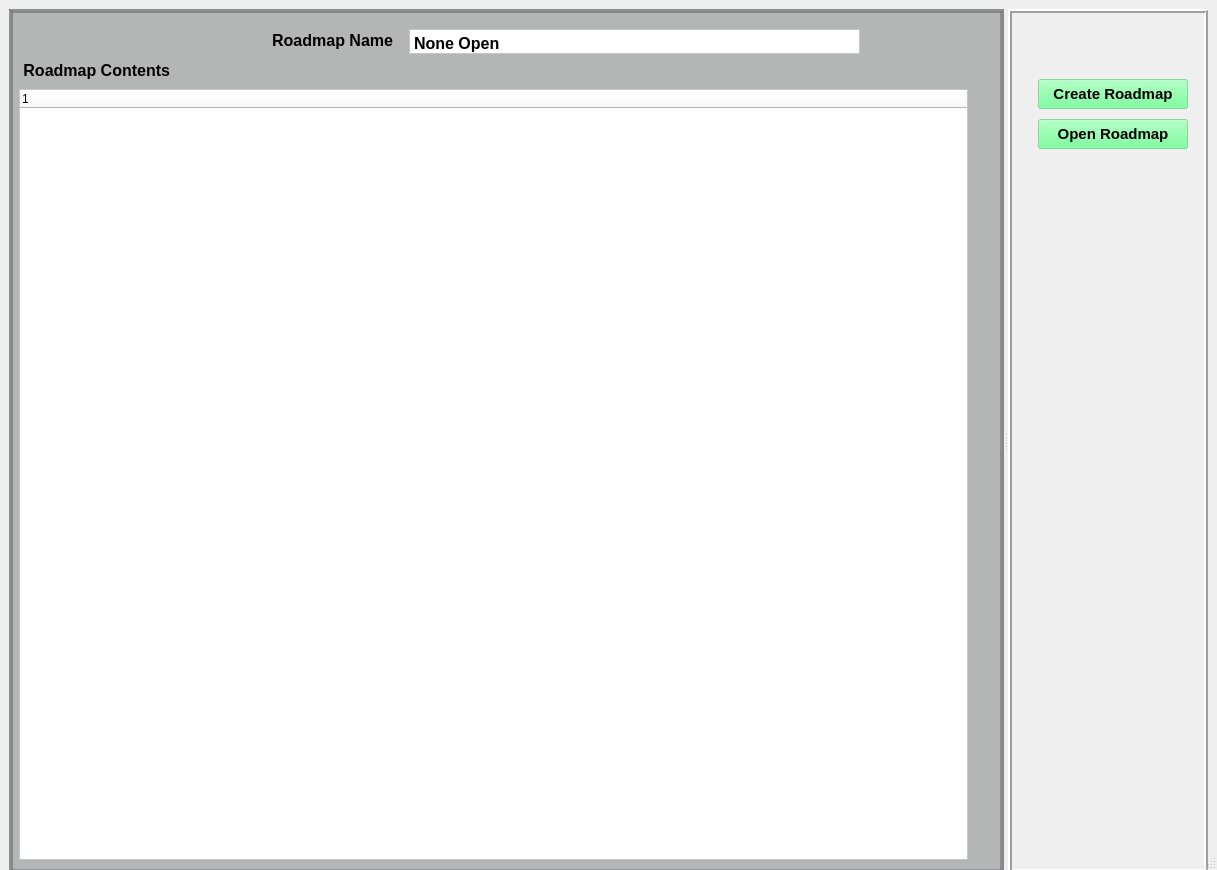
The window that gitmap/gui/main_window.ui (ajr32/GitMap) describes before a commit, drawn with Qt 5.
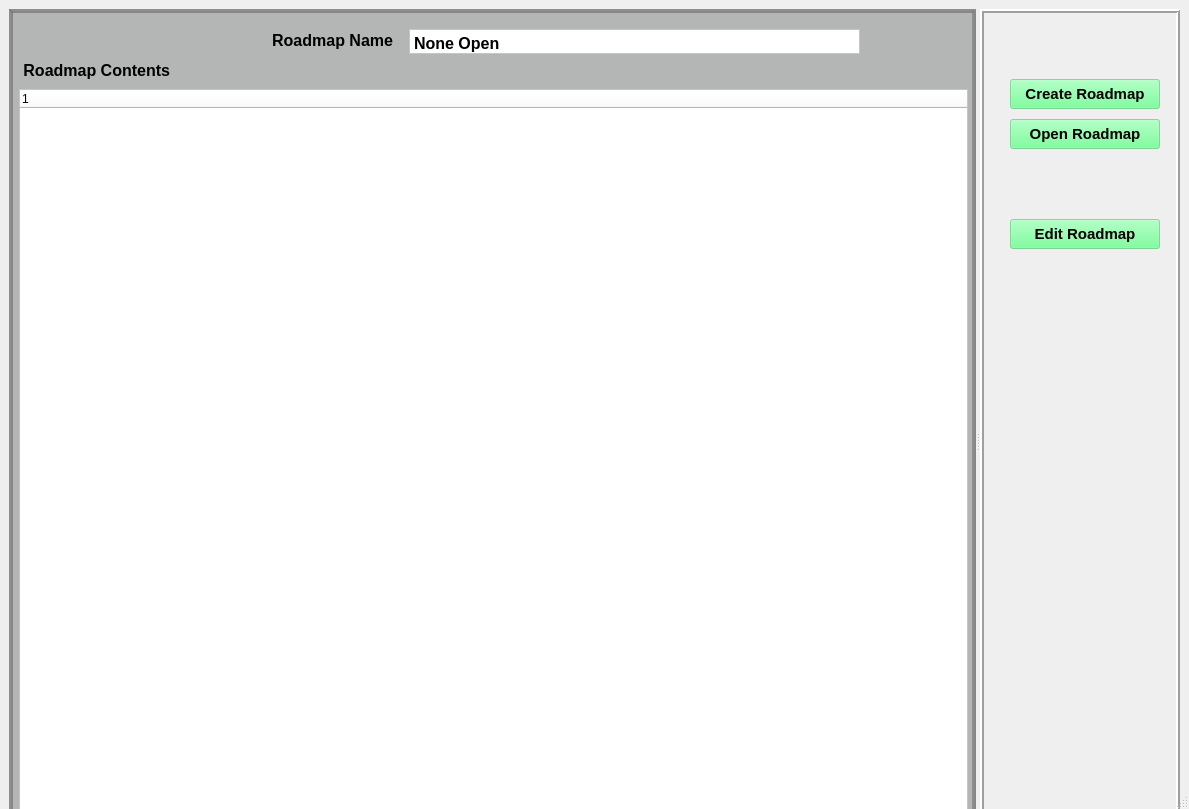
The same window after the commit.

The edit to the form file:
```diff
--- a/gitmap/gui/main_window.ui
+++ b/gitmap/gui/main_window.ui
@@ -6,8 +6,8 @@
    <rect>
     <x>0</x>
     <y>0</y>
-    <width>1217</width>
-    <height>870</height>
+    <width>1189</width>
+    <height>809</height>
    </rect>
   </property>
   <property name="minimumSize">
@@ -128,6 +128,11 @@
         <property name="styleSheet">
          <string notr="true">background-color: rgb(255, 255, 255);</string>
         </property>
+        <column>
+         <property name="text">
+          <string/>
+         </property>
+        </column>
        </widget>
        <widget class="QTextEdit" name="textEdit">
         <property name="geometry">
@@ -354,6 +359,46 @@
          <string>Create Roadmap</string>
         </property>
        </widget>
+       <widget class="QPushButton" name="edit_roadmap_button">
+        <property name="geometry">
+         <rect>
+          <x>30</x>
+          <y>210</y>
+          <width>150</width>
+          <height>30</height>
+         </rect>
+        </property>
+        <property name="minimumSize">
+         <size>
+          <width>133</width>
+          <height>0</height>
+         </size>
+        </property>
+        <property name="maximumSize">
+         <size>
+          <width>155</width>
+          <height>16777215</height>
+         </size>
+        </property>
+        <property name="font">
+         <font>
+          <pointsize>11</pointsize>
+          <bold>true</bold>
+         </font>
+        </property>
+        <property name="layoutDirection">
+         <enum>Qt::LayoutDirection::LeftToRight</enum>
+        </property>
+        <property name="autoFillBackground">
+         <bool>false</bool>
+        </property>
+        <property name="styleSheet">
+         <string notr="true">background-color: rgba(89, 255, 131, 128);</string>
+        </property>
+        <property name="text">
+         <string>Edit Roadmap</string>
+        </property>
+       </widget>
       </widget>
      </widget>
     </item>
```
Left out of the diff: 2 changed lines with no effect on the pictures.
